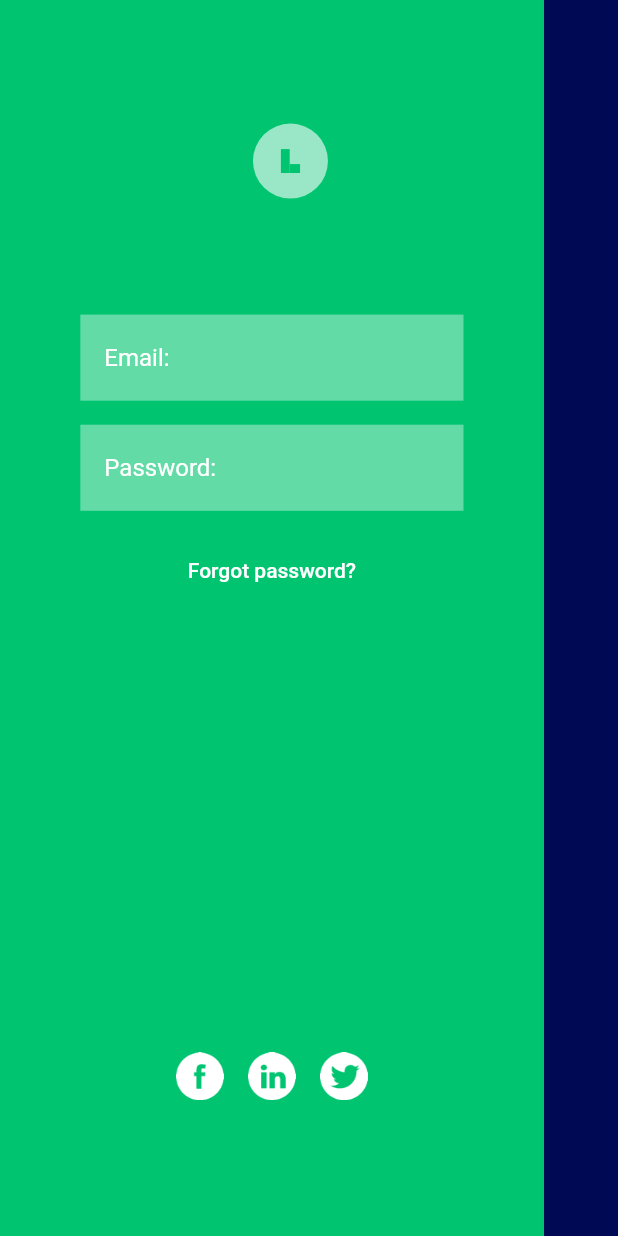
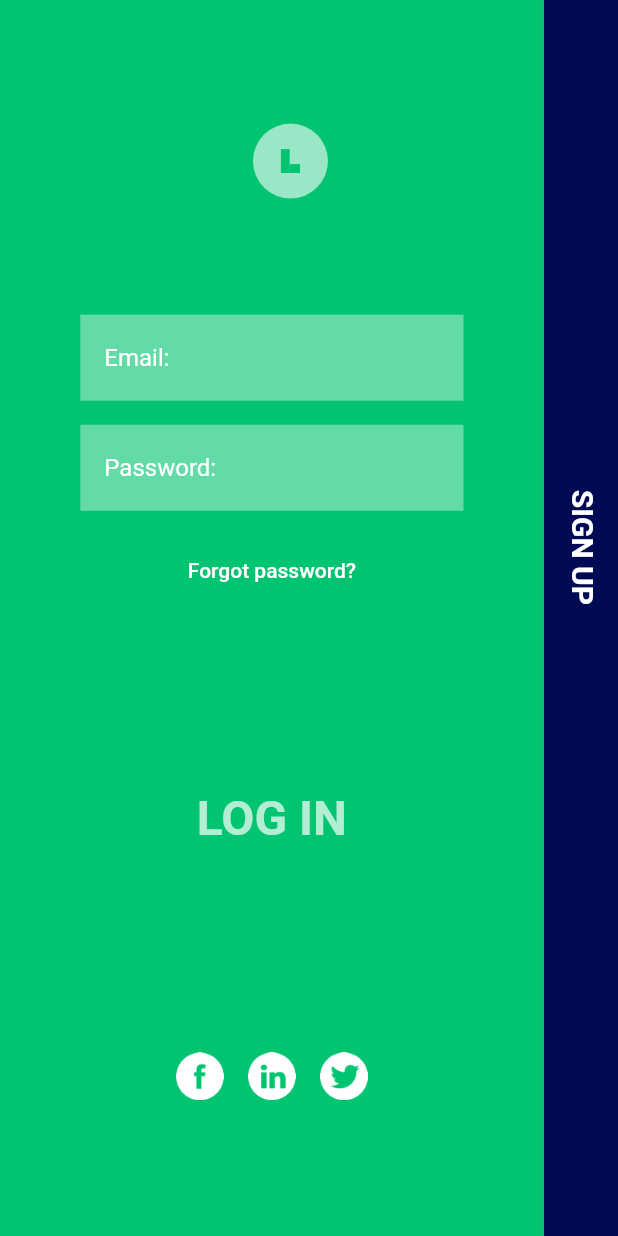
Before and after one commit to SamillyNunes/animated_login, a Flutter app: the screen it shows after launch, on a phone screen of 412 x 824 dp. Run offline on Flutter 3.47's test engine with Material 2 defaults, Android fonts, the phone set to English and light mode, and no system bars; our stand-ins replace flutter_svg.

Commit message:
Animation on pages and text

```diff
--- a/lib/pages/auth_page.dart
+++ b/lib/pages/auth_page.dart
@@ -1,9 +1,12 @@
+import 'dart:math';
+
 import 'package:animated_login/constants.dart';
 import 'package:animated_login/core/app_colors.dart';
 import 'package:animated_login/core/app_vectors.dart';
 import 'package:animated_login/shared/widgets/login_form.dart';
 import 'package:animated_login/shared/widgets/sign_up_form.dart';
 import 'package:animated_login/shared/widgets/social_buttons.dart';
+import 'package:flutter/cupertino.dart';
 import 'package:flutter_svg/flutter_svg.dart';
 import 'package:flutter/material.dart';
 
@@ -14,15 +17,51 @@ class AuthPage extends StatefulWidget {
   State<AuthPage> createState() => _AuthPageState();
 }
 
-class _AuthPageState extends State<AuthPage> {
+class _AuthPageState extends State<AuthPage>
+    with SingleTickerProviderStateMixin {
   bool _showSignUp = false;
+
+  late AnimationController _animationController;
+  late Animation<double> _textRotateAnimation;
+
+  void setUpAnimation() {
+    _animationController =
+        AnimationController(vsync: this, duration: defaultDuration);
+
+    _textRotateAnimation =
+        Tween<double>(begin: 0, end: 90).animate(_animationController);
+  }
+
+  void updateView() {
+    setState(() {
+      _showSignUp = !_showSignUp;
+    });
+    _showSignUp
+        ? _animationController.forward()
+        : _animationController.reverse();
+  }
+
+  @override
+  void initState() {
+    setUpAnimation();
+    super.initState();
+  }
+
+  @override
+  void dispose() {
+    _animationController.dispose();
+    super.dispose();
+  }
 
   @override
   Widget build(BuildContext context) {
     final _size = MediaQuery.of(context).size;
 
     return Scaffold(
-      body: Stack(
+      body: AnimatedBuilder(
+        animation: _animationController,
+        builder: (context, _) {
+          return Stack(
             children: [
               // login form
               AnimatedPositioned(
@@ -61,9 +100,13 @@ class _AuthPageState extends State<AuthPage> {
                 child: CircleAvatar(
                   radius: 25,
                   backgroundColor: Colors.white60,
+                  child: AnimatedSwitcher(
+                    duration: defaultDuration,
                     child: SvgPicture.asset(
                       AppVectors.animatedLogo,
-                color: _showSignUp ? AppColors.signupBg : AppColors.loginBg,
+                      color:
+                          _showSignUp ? AppColors.signupBg : AppColors.loginBg,
+                    ),
                   ),
                 ),
               ),
@@ -74,7 +117,81 @@ class _AuthPageState extends State<AuthPage> {
                 right: _showSignUp ? -_size.width * 0.06 : _size.width * 0.06,
                 child: const SocialButtons(),
               ),
+              // Texto do login
+              AnimatedPositioned(
+                duration: defaultDuration,
+                // altura/2 = metade da tela
+                bottom:
+                    _showSignUp ? _size.height / 2 - 80 : _size.height * 0.3,
+                left: _showSignUp
+                    ? 0
+                    : _size.width * 0.44 -
+                        80, //44%=88%/2 -> -80: tamanho da palavra é 160, então 160/2
+                child: AnimatedDefaultTextStyle(
+                  duration: defaultDuration,
+                  textAlign: TextAlign.center,
+                  style: TextStyle(
+                    fontSize: _showSignUp ? 20 : 32,
+                    fontWeight: FontWeight.bold,
+                    color: _showSignUp ? Colors.white : Colors.white70,
+                  ),
+                  child: Transform.rotate(
+                    angle: -_textRotateAnimation.value * pi / 180,
+                    alignment: Alignment.topLeft,
+                    child: InkWell(
+                      onTap: updateView,
+                      child: Container(
+                        width: 160,
+                        padding: const EdgeInsets.symmetric(
+                          vertical: defaultPadding * 0.75,
+                        ),
+                        // color: Colors.red,
+                        child: const Text(
+                          "LOG IN",
+                        ),
+                      ),
+                    ),
+                  ),
+                ),
+              ),
+              // Texto do cadastrar
+              AnimatedPositioned(
+                duration: defaultDuration,
+                // altura/2 = metade da tela -80 -> menos a metade do container do texto
+                bottom:
+                    !_showSignUp ? _size.height / 2 - 80 : _size.height * 0.3,
+                //44%=88%/2 -> -80: tamanho da palavra é 160, então 160/2
+                right: !_showSignUp ? 0 : _size.width * 0.44 - 80,
+                child: AnimatedDefaultTextStyle(
+                  duration: defaultDuration,
+                  textAlign: TextAlign.center,
+                  style: TextStyle(
+                    fontSize: !_showSignUp ? 20 : 32,
+                    fontWeight: FontWeight.bold,
+                    color: !_showSignUp ? Colors.white : Colors.white70,
+                  ),
+                  child: Transform.rotate(
+                    angle: (90 - _textRotateAnimation.value) * pi / 180,
+                    alignment: Alignment.topRight,
+                    child: InkWell(
+                      onTap: updateView,
+                      child: Container(
+                        width: 160,
+                        padding: const EdgeInsets.symmetric(
+                          vertical: defaultPadding * 0.75,
+                        ),
+                        // color: Colors.red,
+                        child: const Text(
+                          "SIGN UP",
+                        ),
+                      ),
+                    ),
+                  ),
+                ),
+              )
             ],
+          );
+        },
       ),
     );
   }
```
Lines whose indentation alone changed are shown as unchanged.
